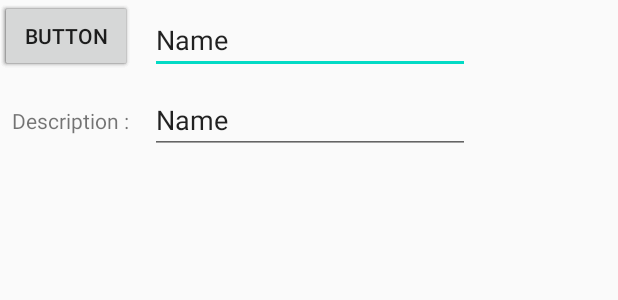
After one commit to Rakhshanipr/TaskManager, an Android app: the layout fragment_search_task.xml on its own in the app's theme, with its tools: preview values and no code run, on a phone screen of 412 x 824 dp. The commit adds this screen. Shown: the top 300 px of the screen. Run offline under Robolectric (Android 15) with nearby library versions, the phone set to English and light mode, and no system bars.

Commit message:
+ SearchTaskFragment.java

```diff
--- /dev/null
+++ b/app/src/main/res/layout/fragment_search_task.xml
@@ -0,0 +1,107 @@
+<?xml version="1.0" encoding="utf-8"?>
+<layout xmlns:android="http://schemas.android.com/apk/res/android"
+    xmlns:app="http://schemas.android.com/apk/res-auto"
+    xmlns:tools="http://schemas.android.com/tools">
+
+    <androidx.constraintlayout.widget.ConstraintLayout
+        android:layout_width="match_parent"
+        android:layout_height="match_parent"
+        tools:context=".view.fragment.SearchTaskFragment">
+
+
+        <androidx.constraintlayout.widget.ConstraintLayout
+            android:id="@+id/container_search"
+            android:layout_width="match_parent"
+            android:layout_height="0dp"
+            android:layout_marginBottom="8dp"
+            android:overScrollMode="never"
+            app:layout_constraintBottom_toTopOf="@+id/container_list"
+            app:layout_constraintTop_toTopOf="parent"
+            app:layout_constraintVertical_weight="4">
+
+            <EditText
+                android:id="@+id/editTextText_title"
+                android:layout_width="wrap_content"
+                android:layout_height="wrap_content"
+                android:layout_marginTop="4dp"
+                android:ems="10"
+                android:inputType="textPersonName"
+                android:text="Name"
+                app:layout_constraintEnd_toEndOf="parent"
+                app:layout_constraintHorizontal_bias="0.502"
+                app:layout_constraintStart_toStartOf="parent"
+                app:layout_constraintTop_toTopOf="parent" />
+
+            <EditText
+                android:id="@+id/editTextText_description"
+                android:layout_width="wrap_content"
+                android:layout_height="wrap_content"
+                android:layout_marginTop="8dp"
+                android:ems="10"
+                android:inputType="textPersonName"
+                android:text="Name"
+                app:layout_constraintStart_toStartOf="@+id/editTextText_title"
+                app:layout_constraintTop_toBottomOf="@+id/editTextText_title" />
+
+            <Button
+                android:id="@+id/button"
+                android:layout_width="wrap_content"
+                android:layout_height="wrap_content"
+                android:text="Button"
+                tools:layout_editor_absoluteX="66dp"
+                tools:layout_editor_absoluteY="114dp" />
+
+            <Button
+                android:id="@+id/button2"
+                android:layout_width="wrap_content"
+                android:layout_height="wrap_content"
+                android:text="Button"
+                tools:layout_editor_absoluteX="249dp"
+                tools:layout_editor_absoluteY="114dp" />
+
+            <Button
+                android:id="@+id/button3"
+                android:layout_width="wrap_content"
+                android:layout_height="wrap_content"
+                android:text="Button"
+                tools:layout_editor_absoluteX="66dp"
+                tools:layout_editor_absoluteY="192dp" />
+
+            <Button
+                android:id="@+id/button4"
+                android:layout_width="wrap_content"
+                android:layout_height="wrap_content"
+                android:text="Button"
+                tools:layout_editor_absoluteX="249dp"
+                tools:layout_editor_absoluteY="192dp" />
+
+            <TextView
+                android:id="@+id/textView4"
+                android:layout_width="wrap_content"
+                android:layout_height="wrap_content"
+                android:layout_marginStart="8dp"
+                android:text="TItle :"
+                app:layout_constraintBottom_toBottomOf="@+id/editTextText_title"
+                app:layout_constraintStart_toStartOf="parent"
+                app:layout_constraintTop_toTopOf="@+id/editTextText_title" />
+
+            <TextView
+                android:id="@+id/textView5"
+                android:layout_width="wrap_content"
+                android:layout_height="wrap_content"
+                android:text="Description :"
+                app:layout_constraintBottom_toBottomOf="@+id/editTextText_description"
+                app:layout_constraintStart_toStartOf="@+id/textView4"
+                app:layout_constraintTop_toTopOf="@+id/editTextText_description" />
+        </androidx.constraintlayout.widget.ConstraintLayout>
+
+        <androidx.constraintlayout.widget.ConstraintLayout
+            android:id="@+id/container_list"
+            android:layout_width="match_parent"
+            android:layout_height="0dp"
+            app:layout_constraintBottom_toBottomOf="parent"
+            app:layout_constraintTop_toBottomOf="@+id/container_search"
+            app:layout_constraintVertical_weight="6"
+            tools:layout_editor_absoluteX="0dp"/>
+    </androidx.constraintlayout.widget.ConstraintLayout>
+</layout>
```
Also changed, not shown: app/src/main/java/com/example/taskmanager/adapter/TaskRecyclerViewAdapter.java (+23 -1 lines), app/src/main/java/com/example/taskmanager/veiwmodel/TaskViewModel.java (+12 -2 lines), app/src/main/java/com/example/taskmanager/view/activity/ViewPagerActivity.java (+7 -2 lines), app/src/main/java/com/example/taskmanager/view/fragment/SearchTaskFragment.java (added, +66 -0 lines).
